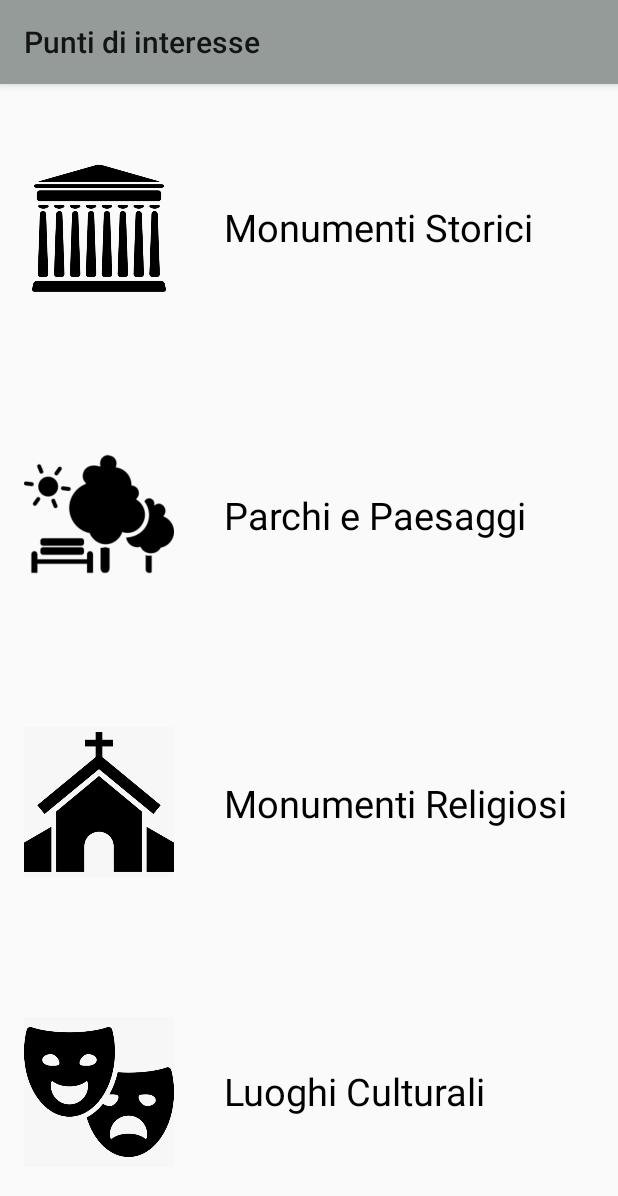
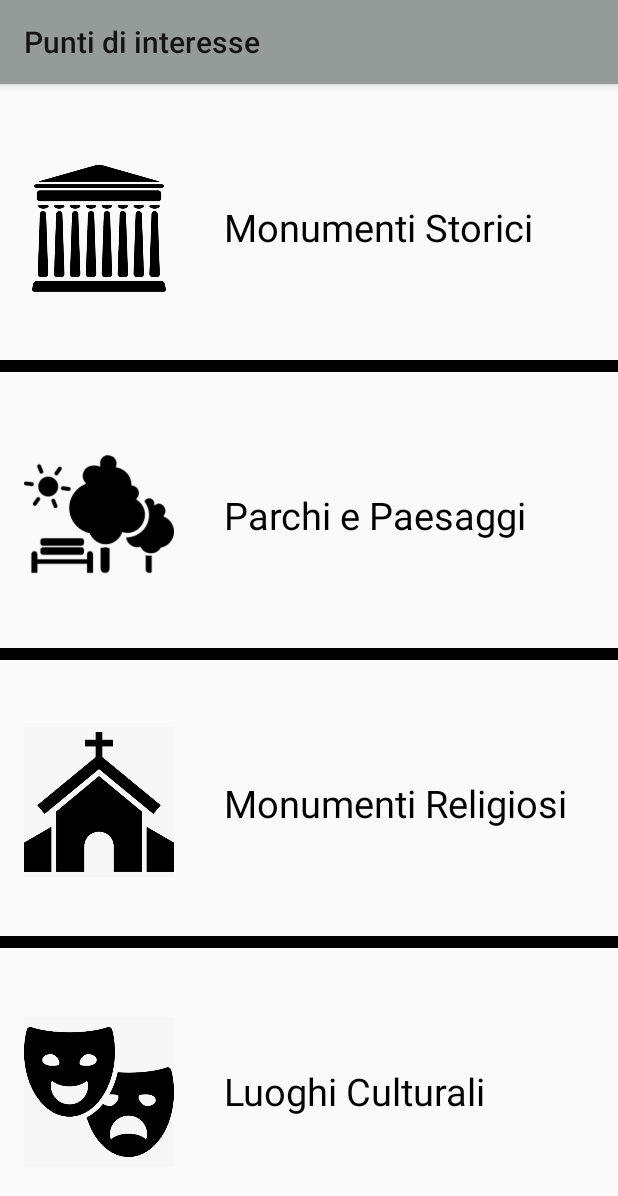
Before and after one commit to Robertotib/AppAncona2, an Android app: the Punti_interesseActivity screen opened directly, with no data from a screen before it, on a phone screen of 412 x 824 dp. Shown: the top 1196 px of the screen. Run offline under Robolectric (Android 15) with nearby library versions, the phone set to English and light mode, and no system bars.

Commit message:
bordi su punti d'interesse

```diff
--- a/app/src/main/res/layout/punti_interesse.xml
+++ b/app/src/main/res/layout/punti_interesse.xml
@@ -14,6 +14,7 @@
         app:layout_constraintGuide_begin="20dp"
         app:layout_constraintGuide_percent="0.0" />
 
+
     <android.support.constraint.Guideline
         android:id="@+id/guidelineO2"
         android:layout_width="wrap_content"
@@ -21,6 +22,26 @@
         android:orientation="horizontal"
         app:layout_constraintGuide_begin="20dp"
         app:layout_constraintGuide_percent="0.25" />
+    <android.support.constraint.Guideline
+        android:id="@+id/bordo1"
+        android:layout_width="wrap_content"
+        android:layout_height="wrap_content"
+        android:orientation="horizontal"
+        app:layout_constraintGuide_begin="20dp"
+        app:layout_constraintGuide_percent="0.24" />
+
+    <view
+        android:id="@+id/viewbordo1"
+        class="android.support.constraint.ConstraintLayout"
+        android:layout_width="0dp"
+        android:layout_height="0dp"
+        android:background="@color/colorText"
+        android:clickable="true"
+        android:focusable="true"
+        app:layout_constraintBottom_toBottomOf="@+id/guidelineO2"
+        app:layout_constraintLeft_toLeftOf="@+id/guidelineV1"
+        app:layout_constraintRight_toRightOf="@+id/guidelineV2"
+        app:layout_constraintTop_toTopOf="@+id/bordo1" />
 
     <android.support.constraint.Guideline
         android:id="@+id/guidelineO3"
@@ -29,6 +50,26 @@
         android:orientation="horizontal"
         app:layout_constraintGuide_begin="20dp"
         app:layout_constraintGuide_percent="0.5" />
+    <android.support.constraint.Guideline
+        android:id="@+id/bordo2"
+        android:layout_width="wrap_content"
+        android:layout_height="wrap_content"
+        android:orientation="horizontal"
+        app:layout_constraintGuide_begin="20dp"
+        app:layout_constraintGuide_percent="0.49" />
+
+    <view
+        android:id="@+id/viewbordo2"
+        class="android.support.constraint.ConstraintLayout"
+        android:layout_width="0dp"
+        android:layout_height="0dp"
+        android:background="@color/colorText"
+        android:clickable="true"
+        android:focusable="true"
+        app:layout_constraintBottom_toBottomOf="@+id/guidelineO3"
+        app:layout_constraintLeft_toLeftOf="@+id/guidelineV1"
+        app:layout_constraintRight_toRightOf="@+id/guidelineV2"
+        app:layout_constraintTop_toTopOf="@+id/bordo2" />
 
     <android.support.constraint.Guideline
         android:id="@+id/guidelineO4"
@@ -37,6 +78,26 @@
         android:orientation="horizontal"
         app:layout_constraintGuide_begin="20dp"
         app:layout_constraintGuide_percent="0.75" />
+    <android.support.constraint.Guideline
+        android:id="@+id/bordo3"
+        android:layout_width="wrap_content"
+        android:layout_height="wrap_content"
+        android:orientation="horizontal"
+        app:layout_constraintGuide_begin="20dp"
+        app:layout_constraintGuide_percent="0.74" />
+
+    <view
+        android:id="@+id/viewbordo3"
+        class="android.support.constraint.ConstraintLayout"
+        android:layout_width="0dp"
+        android:layout_height="0dp"
+        android:background="@color/colorText"
+        android:clickable="true"
+        android:focusable="true"
+        app:layout_constraintBottom_toBottomOf="@+id/guidelineO4"
+        app:layout_constraintLeft_toLeftOf="@+id/guidelineV1"
+        app:layout_constraintRight_toRightOf="@+id/guidelineV2"
+        app:layout_constraintTop_toTopOf="@+id/bordo3" />
 
     <android.support.constraint.Guideline
         android:id="@+id/guidelineO5"
@@ -73,11 +134,12 @@
         app:layout_constraintLeft_toLeftOf="@+id/guidelineV1"
         app:layout_constraintRight_toRightOf="@+id/guidelineV2"
         app:layout_constraintTop_toTopOf="@+id/guidelineO1" />
+
     <view
         android:id="@+id/view2"
         class="android.support.constraint.ConstraintLayout"
         android:layout_width="0dp"
-        android:layout_height="0dp"
+        android:layout_height="409dp"
         android:clickable="true"
         android:focusable="true"
         app:layout_constraintBottom_toBottomOf="@+id/guidelineO3"
```
